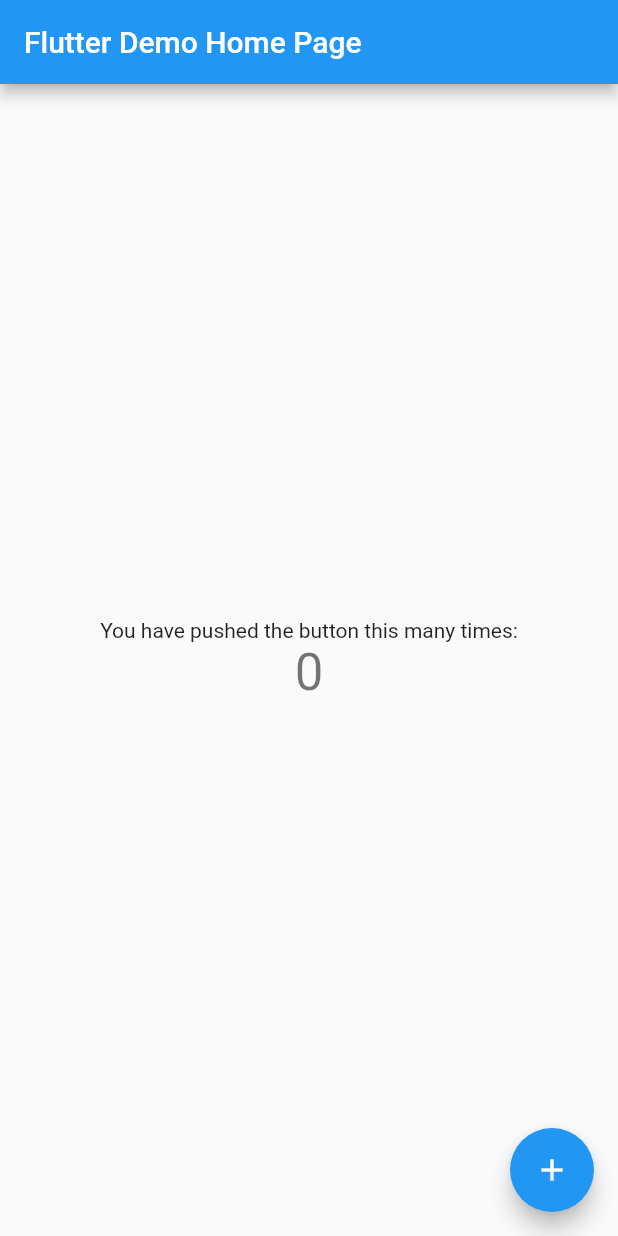
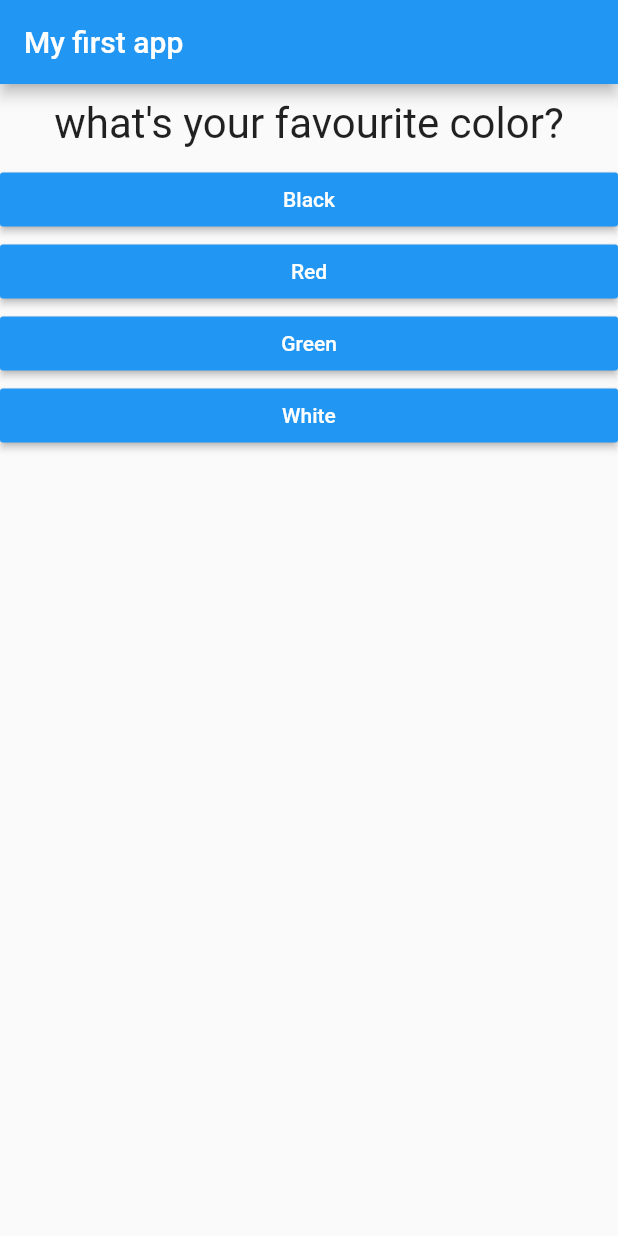
Before and after one commit to ishangupta4/flutter-quiz, a Flutter app: the screen it shows after launch, on a phone screen of 412 x 824 dp. Run offline on Flutter 3.47's test engine with Material 2 defaults, Android fonts, the phone set to English and light mode, and no system bars.

Commit message:
quiz added

```diff
--- /dev/null
+++ b/lib/answer.dart
@@ -0,0 +1,21 @@
+import 'package:flutter/material.dart';
+
+class Answer extends StatelessWidget {
+  final Function selectHandler;
+  final String answerText;
+
+  Answer(this.selectHandler, this.answerText);
+
+  @override
+  Widget build(BuildContext context) {
+    return Container(
+      width: double.infinity,
+      child: RaisedButton(
+        color: Colors.blue,
+        textColor: Colors.white,
+        child: Text(answerText),
+        onPressed: selectHandler,
+      ),
+    );
+  }
+}
--- a/lib/main.dart
+++ b/lib/main.dart
@@ -1,117 +1,58 @@
 import 'package:flutter/material.dart';
 
-void main() {
-  runApp(MyApp());
-}
+import './quiz.dart';
+import './result.dart';
 
-class MyApp extends StatelessWidget {
-  // This widget is the root of your application.
+void main() => runApp(MyApp());
+
+class MyApp extends StatefulWidget {
   @override
-  Widget build(BuildContext context) {
-    return MaterialApp(
-      title: 'Flutter Demo',
-      theme: ThemeData(
-        // This is the theme of your application.
-        //
-        // Try running your application with "flutter run". You'll see the
-        // application has a blue toolbar. Then, without quitting the app, try
-        // changing the primarySwatch below to Colors.green and then invoke
-        // "hot reload" (press "r" in the console where you ran "flutter run",
-        // or simply save your changes to "hot reload" in a Flutter IDE).
-        // Notice that the counter didn't reset back to zero; the application
-        // is not restarted.
-        primarySwatch: Colors.blue,
-        // This makes the visual density adapt to the platform that you run
-        // the app on. For desktop platforms, the controls will be smaller and
-        // closer together (more dense) than on mobile platforms.
-        visualDensity: VisualDensity.adaptivePlatformDensity,
-      ),
-      home: MyHomePage(title: 'Flutter Demo Home Page'),
-    );
+  State<StatefulWidget> createState() {
+    // TODO: implement createState
+    return _MyAppState();
   }
 }
 
-class MyHomePage extends StatefulWidget {
-  MyHomePage({Key key, this.title}) : super(key: key);
+class _MyAppState extends State<MyApp> {
+  var _questionIndex = 0;
 
-  // This widget is the home page of your application. It is stateful, meaning
-  // that it has a State object (defined below) that contains fields that affect
-  // how it looks.
+  void _answerQuestion() {
+    setState(() {
+      _questionIndex = _questionIndex + 1;
+    });
 
-  // This class is the configuration for the state. It holds the values (in this
-  // case the title) provided by the parent (in this case the App widget) and
-  // used by the build method of the State. Fields in a Widget subclass are
-  // always marked "final".
-
-  final String title;
-
-  @override
-  _MyHomePageState createState() => _MyHomePageState();
-}
-
-class _MyHomePageState extends State<MyHomePage> {
-  int _counter = 0;
-
-  void _incrementCounter() {
-    setState(() {
-      // This call to setState tells the Flutter framework that something has
-      // changed in this State, which causes it to rerun the build method below
-      // so that the display can reflect the updated values. If we changed
-      // _counter without calling setState(), then the build method would not be
-      // called again, and so nothing would appear to happen.
-      _counter = _counter + 2;
-    });
+    print(_questionIndex);
   }
 
   @override
   Widget build(BuildContext context) {
-    // This method is rerun every time setState is called, for instance as done
-    // by the _incrementCounter method above.
-    //
-    // The Flutter framework has been optimized to make rerunning build methods
-    // fast, so that you can just rebuild anything that needs updating rather
-    // than having to individually change instances of widgets.
-    return Scaffold(
-      appBar: AppBar(
-        // Here we take the value from the MyHomePage object that was created by
-        // the App.build method, and use it to set our appbar title.
-        title: Text(widget.title),
+    var _questions = [
+      {
+        'questionText': 'what\'s your favourite color?',
+        'answers': ['Black', 'Red', 'Green', 'White'],
+      },
+      {
+        'questionText': 'what\'s your favourite animal?',
+        'answers': ['Rabbit', 'Snake', 'Elephant', 'Lion'],
+      },
+      {
+        'questionText': 'what\'s your favourite smartphone brand?',
+        'answers': ['Realme', 'Redmi', 'Samsung', 'Oneplus'],
+      },
+    ];
+    return MaterialApp(
+      home: Scaffold(
+        appBar: AppBar(
+          title: Text('My first app'),
+        ),
+        body: _questionIndex < _questions.length
+            ? Quiz(
+                answerQuestion: _answerQuestion,
+                questions: _questions,
+                questionIndex: _questionIndex,
+              )
+            : Result(),
       ),
-      body: Center(
-        // Center is a layout widget. It takes a single child and positions it
-        // in the middle of the parent.
-        child: Column(
-          // Column is also a layout widget. It takes a list of children and
-          // arranges them vertically. By default, it sizes itself to fit its
-          // children horizontally, and tries to be as tall as its parent.
-          //
-          // Invoke "debug painting" (press "p" in the console, choose the
-          // "Toggle Debug Paint" action from the Flutter Inspector in Android
-          // Studio, or the "Toggle Debug Paint" command in Visual Studio Code)
-          // to see the wireframe for each widget.
-          //
-          // Column has various properties to control how it sizes itself and
-          // how it positions its children. Here we use mainAxisAlignment to
-          // center the children vertically; the main axis here is the vertical
-          // axis because Columns are vertical (the cross axis would be
-          // horizontal).
-          mainAxisAlignment: MainAxisAlignment.center,
-          children: <Widget>[
-            Text(
-              'You have pushed the button this many times:',
-            ),
-            Text(
-              '$_counter',
-              style: Theme.of(context).textTheme.headline4,
-            ),
-          ],
-        ),
-      ),
-      floatingActionButton: FloatingActionButton(
-        onPressed: _incrementCounter,
-        tooltip: 'Increment',
-        child: Icon(Icons.add),
-      ), // This trailing comma makes auto-formatting nicer for build methods.
     );
   }
 }
--- /dev/null
+++ b/lib/question.dart
@@ -0,0 +1,18 @@
+import 'package:flutter/material.dart';
+
+class Question extends StatelessWidget {
+  final String questionText;
+  Question(this.questionText);
+  @override
+  Widget build(BuildContext context) {
+    return Container(
+      width: double.infinity,
+      margin: EdgeInsets.all(10),
+      child: Text(
+        questionText,
+        style: TextStyle(fontSize: 28),
+        textAlign: TextAlign.center,
+      ),
+    );
+  }
+}
--- /dev/null
+++ b/lib/quiz.dart
@@ -0,0 +1,30 @@
+import 'package:flutter/material.dart';
+
+import './answer.dart';
+import './question.dart';
+
+class Quiz extends StatelessWidget {
+  final List<Map<String, Object>> questions;
+  final int questionIndex;
+  final Function answerQuestion;
+
+  Quiz({
+    @required this.questions,
+    @required this.answerQuestion,
+    @required this.questionIndex,
+  });
+
+  @override
+  Widget build(BuildContext context) {
+    return Column(
+      children: [
+        Question(
+          questions[questionIndex]['questionText'],
+        ),
+        ...(questions[questionIndex]['answers'] as List<String>).map((answer) {
+          return Answer(answerQuestion, answer);
+        }).toList()
+      ],
+    );
+  }
+}
--- /dev/null
+++ b/lib/result.dart
@@ -0,0 +1,10 @@
+import 'package:flutter/material.dart';
+
+class Result extends StatelessWidget {
+  @override
+  Widget build(BuildContext context) {
+    return Center(
+      child: Text('You did it!'),
+    );
+  }
+}
```
